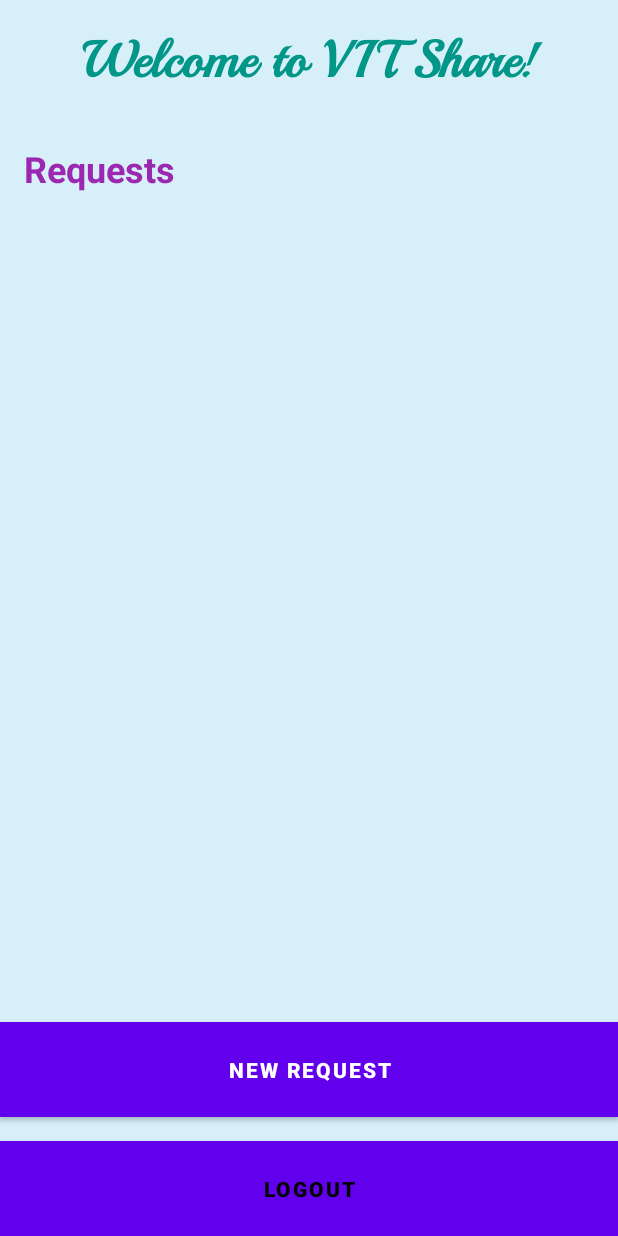
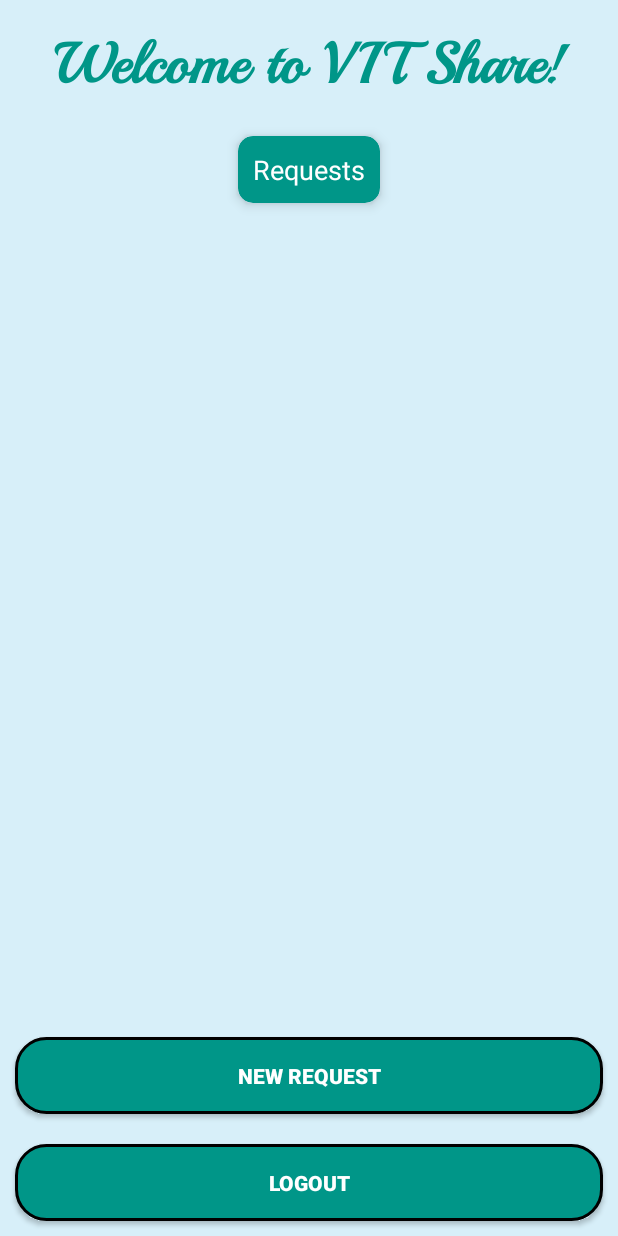
Before and after one commit to whitebeard10/sharing-app, an Android app: the MainActivity screen opened directly, with no data from a screen before it, on a phone screen of 412 x 824 dp. Run offline under Robolectric (Android 15) with nearby library versions, the phone set to English and light mode, and no system bars.

Commit message:
Changes in MainActivity Layout -: Colors Themes changed for Buttons Added Card View for Items Changes in Request text Color red/green. Some Minor changes in Login and SignUp Activity. Activity Will Finish after user logged in.

```diff
--- a/app/src/main/java/com/example/vit_share/LoginActivity.java
+++ b/app/src/main/java/com/example/vit_share/LoginActivity.java
@@ -9,6 +9,8 @@ import android.widget.Toast;
 import androidx.appcompat.app.AppCompatActivity;
 
 import com.example.vit_share.databinding.ActivityLoginBinding;
+
+import java.util.Objects;
 
 public class LoginActivity extends AppCompatActivity {
 
@@ -36,12 +38,13 @@ public class LoginActivity extends AppCompatActivity {
                 if (email.equals("") || password.equals(""))
                     Toast.makeText(LoginActivity.this, "All fields are mandatory", Toast.LENGTH_SHORT).show();
                 else {
-                    Boolean checkCredentials = databaseHelper.checkEmailPassword(email, password);
+                    boolean checkCredentials = databaseHelper.checkEmailPassword(email, password);
 
                     if (checkCredentials){
                         Toast.makeText(LoginActivity.this, "Login successful!", Toast.LENGTH_SHORT).show();
                         Intent intent = new Intent(getApplicationContext(), MainActivity.class);
                         startActivity(intent);
+                        finish();
                     } else {
                         Toast.makeText(LoginActivity.this, "Invalid Credentials", Toast.LENGTH_SHORT).show();
                     }
--- a/app/src/main/java/com/example/vit_share/RequestListAdapter.java
+++ b/app/src/main/java/com/example/vit_share/RequestListAdapter.java
@@ -1,4 +1,5 @@
 package com.example.vit_share;
+import android.graphics.Color;
 import android.view.LayoutInflater;
 import android.view.View;
 import android.view.ViewGroup;
@@ -54,7 +55,8 @@ public class RequestListAdapter extends BaseAdapter {
 
         } else {
             statusTextView.setText("Accepted by user " + request.getAcceptedBy());
-            return null;
+            statusTextView.setTextColor(Color.parseColor("#76E276"));
+            return convertView;
         }
 
 //        return convertView;
--- /dev/null
+++ b/app/src/main/res/drawable/buttongs_bg.xml
@@ -0,0 +1,11 @@
+<?xml version="1.0" encoding="utf-8"?>
+<shape xmlns:android="http://schemas.android.com/apk/res/android">
+
+    <solid android:color="#009688"/>
+
+    <corners android:radius="20dp"/>
+
+    <stroke android:color="@color/black"
+        android:width="2dp"/>
+
+</shape>
--- a/app/src/main/res/layout/activity_login.xml
+++ b/app/src/main/res/layout/activity_login.xml
@@ -4,6 +4,7 @@
     xmlns:app="http://schemas.android.com/apk/res-auto"
     xmlns:tools="http://schemas.android.com/tools"
     android:layout_width="match_parent"
+    android:gravity="bottom"
     android:layout_height="match_parent"
     android:orientation="vertical"
     android:background="@drawable/sqllogbkg"
@@ -22,7 +23,6 @@
             <LinearLayout
                 android:layout_width="match_parent"
                 android:layout_height="wrap_content"
-                android:layout_marginTop="350dp"
                 android:gravity="center"
                 android:orientation="vertical"
                 android:padding="20dp">
@@ -36,6 +36,7 @@
                     android:drawableLeft="@drawable/ic_baseline_alternate_email_24"
                     android:drawablePadding="8dp"
                     android:hint="Email"
+                    android:textColorHint="#B5B1B1"
                     android:textColor="#000000"
                     android:padding="8dp" />
 
@@ -44,6 +45,7 @@
                     android:layout_width="300dp"
                     android:layout_height="50dp"
                     android:layout_marginTop="10dp"
+                    android:textColorHint="#B5B1B1"
                     android:background="@drawable/lavender_border"
                     android:drawableLeft="@drawable/ic_baseline_lock_24"
                     android:drawablePadding="8dp"
--- a/app/src/main/res/layout/activity_main.xml
+++ b/app/src/main/res/layout/activity_main.xml
@@ -1,61 +1,81 @@
-<LinearLayout
-    xmlns:android="http://schemas.android.com/apk/res/android"
+<LinearLayout xmlns:android="http://schemas.android.com/apk/res/android"
+    xmlns:app="http://schemas.android.com/apk/res-auto"
     android:layout_width="match_parent"
     android:layout_height="match_parent"
     android:background="#d7eff9"
+    android:orientation="vertical">
 
-    android:orientation="vertical">
 
     <TextView
         android:id="@+id/title_text_view"
         android:layout_width="match_parent"
         android:layout_height="wrap_content"
+        android:fontFamily="@font/new_cust"
+        android:gravity="center"
+        android:padding="16dp"
         android:text="@string/welcome_message"
-        android:textSize="34sp"
-        android:textStyle="bold"
-        android:gravity="center"
         android:textColor="#009688"
-        android:fontFamily="@font/new_cust"
-        android:padding="16dp"/>
-    <TextView
-        android:id="@+id/title_text"
-        android:layout_width="match_parent"
+        android:textSize="38sp"
+        android:textStyle="bold" />
+
+    <androidx.cardview.widget.CardView
+        android:layout_width="wrap_content"
         android:layout_height="wrap_content"
-        android:text="@string/requests"
-        android:textColor="#9C27B0"
-        android:textSize="24sp"
-        android:textStyle="bold"
-        android:padding="16dp"/>
+        android:layout_gravity="center"
+        android:layout_margin="5dp"
+        app:cardBackgroundColor="#009688"
+        app:cardCornerRadius="10dp"
+        app:cardElevation="5dp">
+
+        <TextView
+            android:id="@+id/title_text"
+            android:layout_width="wrap_content"
+            android:layout_height="wrap_content"
+            android:layout_gravity="center"
+            android:gravity="center"
+            android:padding="10dp"
+            android:text="@string/requests"
+            android:textColor="#FFFFFF"
+            android:textSize="18sp" />
+
+    </androidx.cardview.widget.CardView>
 
 
     <ListView
         android:id="@+id/listView"
         android:layout_width="match_parent"
         android:layout_height="0dp"
+        android:divider="#d7eff9"
+        android:layout_margin="10dp"
         android:layout_weight="1"
-        android:dividerHeight="16dp"/>
+        android:dividerHeight="8dp" />
 
-    <Button
+
+    <androidx.appcompat.widget.AppCompatButton
         android:id="@+id/newRequestButton"
         android:layout_width="match_parent"
         android:layout_height="wrap_content"
+        android:layout_gravity="bottom"
+        android:layout_margin="10dp"
+        android:layout_marginTop="16dp"
+        android:layout_marginBottom="16dp"
+        android:background="@drawable/buttongs_bg"
+        android:padding="16dp"
         android:text="@string/new_request"
-        android:background="#BDBDBD"
-        android:textColor="#ffffff"
-        android:textStyle="bold"
-        android:padding="16dp"
-        android:layout_marginTop="16dp"
-        android:layout_marginBottom="16dp" />
+        android:textColor="#FFFFFF"
+        android:textStyle="bold" />
 
-    <Button
+    <androidx.appcompat.widget.AppCompatButton
         android:id="@+id/logoutButton"
         android:layout_width="match_parent"
         android:layout_height="wrap_content"
+        android:layout_gravity="bottom"
+        android:layout_margin="10dp"
+        android:background="@drawable/buttongs_bg"
+        android:padding="16dp"
         android:text="@string/logout"
-        android:background="#BDBDBD"
-        android:textColor="#000000"
-        android:textStyle="bold"
-        android:padding="16dp" />
+        android:textColor="#FFFFFF"
+        android:textStyle="bold" />
 
 
 </LinearLayout>
--- a/app/src/main/res/layout/activity_signup.xml
+++ b/app/src/main/res/layout/activity_signup.xml
@@ -13,13 +13,13 @@
         android:layout_width="match_parent"
         android:layout_height="wrap_content"
         android:gravity="center"
+        android:layout_gravity="center"
         android:orientation="vertical">
 
 
         <LinearLayout
             android:layout_width="match_parent"
             android:layout_height="wrap_content"
-            android:layout_marginTop="250dp"
             android:gravity="center"
             android:orientation="vertical"
             android:padding="20dp">
@@ -33,6 +33,7 @@
                 android:drawableLeft="@drawable/ic_baseline_alternate_email_24"
                 android:drawablePadding="8dp"
                 android:hint="Email"
+                android:textColorHint="#B5B1B1"
                 android:textColor="#000000"
                 android:padding="8dp" />
 
@@ -45,6 +46,7 @@
                 android:drawableLeft="@drawable/ic_baseline_lock_24"
                 android:drawablePadding="8dp"
                 android:hint="Password"
+                android:textColorHint="#B5B1B1"
                 android:inputType="textPassword"
                 android:textColor="#000000"
                 android:padding="8dp" />
@@ -57,6 +59,7 @@
                 android:background="@drawable/lavender_border"
                 android:drawableLeft="@drawable/ic_baseline_password_24"
                 android:drawablePadding="8dp"
+                android:textColorHint="#B5B1B1"
                 android:hint="Confirm Password"
                 android:inputType="textPassword"
                 android:textColor="#000000"
--- a/app/src/main/res/values-night/themes.xml
+++ b/app/src/main/res/values-night/themes.xml
@@ -1,6 +1,6 @@
 <resources xmlns:tools="http://schemas.android.com/tools">
     <!-- Base application theme. -->
-    <style name="Theme.VITShare" parent="Theme.MaterialComponents.DayNight.DarkActionBar">
+    <style name="Theme.VITShare" parent="Theme.MaterialComponents.DayNight.NoActionBar">
         <!-- Primary brand color. -->
         <item name="colorPrimary">@color/purple_200</item>
         <item name="colorPrimaryVariant">@color/purple_700</item>
@@ -10,7 +10,8 @@
         <item name="colorSecondaryVariant">@color/teal_200</item>
         <item name="colorOnSecondary">@color/black</item>
         <!-- Status bar color. -->
-        <item name="android:statusBarColor">?attr/colorPrimaryVariant</item>
+        <item name="android:statusBarColor">@color/custom_statusbar_color</item>
+       <!-- <item name="android:statusBarColor">?attr/colorPrimaryVariant</item>-->
         <!-- Customize your theme here. -->
     </style>
 </resources>
--- a/app/src/main/res/values/colors.xml
+++ b/app/src/main/res/values/colors.xml
@@ -1,5 +1,6 @@
 <?xml version="1.0" encoding="utf-8"?>
 <resources>
+    <color name="custom_statusbar_color">#009688</color>
     <color name="purple_200">#00BCD4</color>
     <color name="purple_500">#FF6200EE</color>
     <color name="purple_700">#FF3700B3</color>
--- a/app/src/main/res/values/themes.xml
+++ b/app/src/main/res/values/themes.xml
@@ -10,7 +10,8 @@
         <item name="colorSecondaryVariant">@color/teal_700</item>
         <item name="colorOnSecondary">@color/black</item>
         <!-- Status bar color. -->
-        <item name="android:statusBarColor">?attr/colorPrimaryVariant</item>
+        <item name="android:statusBarColor">@color/custom_statusbar_color</item>
+       <!-- <item name="android:statusBarColor">?attr/colorPrimaryVariant</item>-->
         <!-- Customize your theme here. -->
     </style>
 </resources>
```
Also changed, not shown: app/src/main/java/com/example/vit_share/MainActivity.java (+6 -2 lines), app/src/main/java/com/example/vit_share/SignupActivity.java (+5 -3 lines), app/src/main/res/layout/request_list_item.xml (+25 -12 lines).
